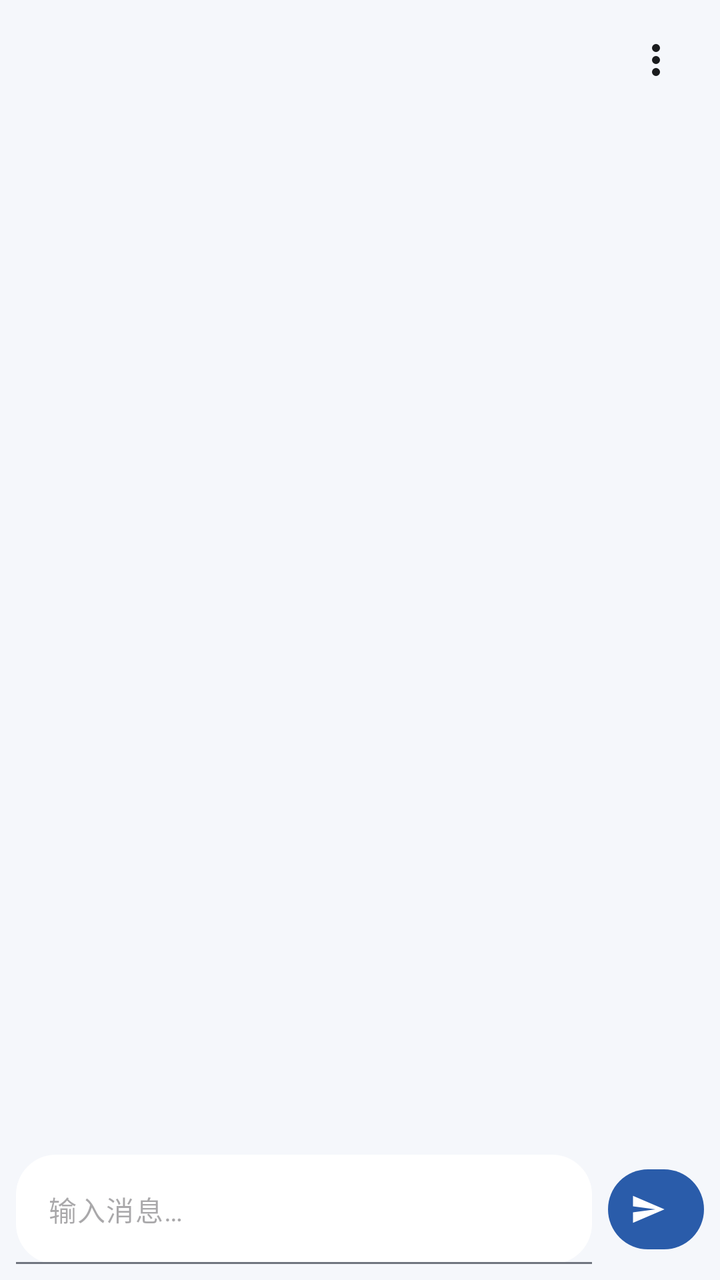
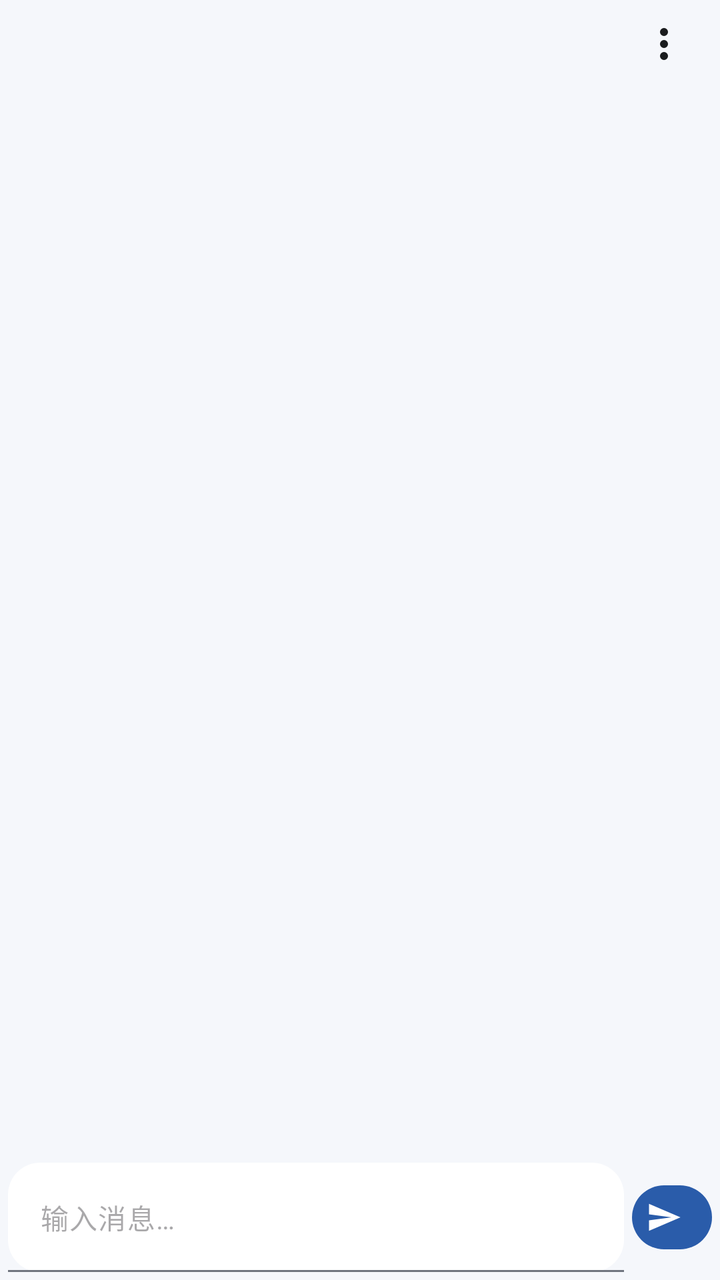

Screens rendered from an Android XML layout before and after an edit, with the pre-edit source and the edit as a unified diff.
<!-- AndroidManifest.xml: application theme Theme.LiteAi -->
<!-- res/layout/activity_main.xml -->
<?xml version="1.0" encoding="utf-8"?>
<LinearLayout xmlns:android="http://schemas.android.com/apk/res/android"
    xmlns:app="http://schemas.android.com/apk/res-auto"
    android:layout_width="match_parent"
    android:layout_height="match_parent"
    android:background="?android:colorBackground"
    android:orientation="vertical"
    android:padding="@dimen/screen_padding">

    <com.google.android.material.appbar.MaterialToolbar
        android:id="@+id/toolbar"
        android:layout_width="match_parent"
        android:layout_height="@dimen/toolbar_height"
        android:backgroundTint="?attr/colorSurface"
        android:navigationIcon="@drawable/ic_add"
        app:menu="@menu/menu_main"
        app:navigationIconTint="?attr/colorOnSurface"
        app:titleCentered="true" />

    <androidx.core.widget.NestedScrollView
        android:id="@+id/message_scroll"
        android:layout_width="match_parent"
        android:layout_height="0dp"
        android:layout_marginTop="8dp"
        android:layout_weight="1"
        android:fillViewport="true"
        android:overScrollMode="ifContentScrolls">

        <LinearLayout
            android:id="@+id/message_container"
            android:layout_width="match_parent"
            android:layout_height="wrap_content"
            android:orientation="vertical"
            android:paddingBottom="4dp" />
    </androidx.core.widget.NestedScrollView>

    <LinearLayout
        android:layout_width="match_parent"
        android:layout_height="wrap_content"
        android:layout_marginTop="8dp"
        android:gravity="center_vertical"
        android:orientation="horizontal">

        <com.google.android.material.textfield.TextInputLayout
            android:layout_width="0dp"
            android:layout_height="wrap_content"
            android:layout_weight="1"
            app:boxBackgroundMode="filled"
            app:boxCornerRadiusBottomEnd="@dimen/composer_corner"
            app:boxCornerRadiusBottomStart="@dimen/composer_corner"
            app:boxCornerRadiusTopEnd="@dimen/composer_corner"
            app:boxCornerRadiusTopStart="@dimen/composer_corner"
            app:hintEnabled="false">

            <com.google.android.material.textfield.TextInputEditText
                android:id="@+id/input_message"
                android:layout_width="match_parent"
                android:layout_height="wrap_content"
                android:gravity="top|start"
                android:hint="@string/hint_message_input"
                android:imeOptions="actionSend"
                android:maxLines="4"
                android:minHeight="@dimen/composer_height"
                android:textSize="14sp" />
        </com.google.android.material.textfield.TextInputLayout>

        <com.google.android.material.button.MaterialButton
            android:id="@+id/button_send"
            android:layout_width="48dp"
            android:layout_height="48dp"
            android:layout_marginStart="8dp"
            android:contentDescription="@string/action_send"
            app:icon="@drawable/ic_send"
            app:iconGravity="textStart" />
    </LinearLayout>

</LinearLayout>
<!-- resources referenced by this layout -->
<resources>
  <dimen name="composer_corner">20dp</dimen>
  <dimen name="composer_height">44dp</dimen>
  <dimen name="screen_padding">8dp</dimen>
  <dimen name="toolbar_height">48dp</dimen>
  <!-- drawable ic_add (drawable) -->
  <vector xmlns:android="http://schemas.android.com/apk/res/android"
      android:width="24dp"
      android:height="24dp"
      android:tint="?attr/colorOnSurface"
      android:viewportWidth="24"
      android:viewportHeight="24">
      <path
          android:fillColor="#FFFFFFFF"
          android:pathData="M19,13H13V19H11V13H5V11H11V5H13V11H19V13Z" />
  </vector>
  <!-- drawable ic_send (drawable) -->
  <vector xmlns:android="http://schemas.android.com/apk/res/android"
      android:width="24dp"
      android:height="24dp"
      android:viewportWidth="24"
      android:viewportHeight="24">
      <path
          android:fillColor="#FFFFFFFF"
          android:pathData="M2.01,21L23,12L2.01,3L2,10L17,12L2,14L2.01,21Z" />
  </vector>
  <string name="action_send">发送</string>
  <string name="hint_message_input">输入消息…</string>
  <style name="Theme.LiteAi" parent="Theme.Material3.Light.NoActionBar">
          <item name="colorPrimary">@color/md_theme_light_primary</item>
          <item name="colorOnPrimary">@color/md_theme_light_onPrimary</item>
          <item name="android:colorBackground">@color/md_theme_light_background</item>
          <item name="colorSurface">@color/md_theme_light_surface</item>
          <item name="colorOnSurface">@color/md_theme_light_onSurface</item>
          <item name="colorSecondaryContainer">@color/md_theme_light_secondaryContainer</item>
          <item name="colorOnSecondaryContainer">@color/md_theme_light_onSecondaryContainer</item>
          <item name="colorOutline">@color/md_theme_light_outline</item>
          <item name="android:statusBarColor">@android:color/transparent</item>
          <item name="android:navigationBarColor">@android:color/transparent</item>
          <item name="materialAlertDialogTheme">@style/ThemeOverlay.LiteAi.MaterialAlertDialog</item>
          <item name="android:windowLightStatusBar" tools:targetApi="m">true</item>
      </style>
  <color name="md_theme_light_primary">#2A5CAA</color>
  <color name="md_theme_light_onPrimary">#FFFFFF</color>
  <color name="md_theme_light_background">#F5F7FB</color>
  <color name="md_theme_light_surface">#FFFFFF</color>
  <color name="md_theme_light_onSurface">#1A1C1E</color>
  <color name="md_theme_light_secondaryContainer">#D9E2FF</color>
  <color name="md_theme_light_onSecondaryContainer">#13264C</color>
  <color name="md_theme_light_outline">#70757F</color>
  <style name="ThemeOverlay.LiteAi.MaterialAlertDialog" parent="ThemeOverlay.Material3.MaterialAlertDialog">
          <item name="materialAlertDialogBodyTextStyle">@style/TextAppearance.Material3.BodyMedium</item>
      </style>
</resources>

<!-- the commit's change to res/layout/activity_main.xml (unified diff, before → after) -->
@@ -21,7 +21,7 @@
         android:id="@+id/message_scroll"
         android:layout_width="match_parent"
         android:layout_height="0dp"
-        android:layout_marginTop="8dp"
+        android:layout_marginTop="@dimen/section_spacing"
         android:layout_weight="1"
         android:fillViewport="true"
         android:overScrollMode="ifContentScrolls">
@@ -37,7 +37,7 @@
     <LinearLayout
         android:layout_width="match_parent"
         android:layout_height="wrap_content"
-        android:layout_marginTop="8dp"
+        android:layout_marginTop="@dimen/section_spacing"
         android:gravity="center_vertical"
         android:orientation="horizontal">
 
@@ -59,16 +59,16 @@
                 android:gravity="top|start"
                 android:hint="@string/hint_message_input"
                 android:imeOptions="actionSend"
-                android:maxLines="4"
+                android:maxLines="3"
                 android:minHeight="@dimen/composer_height"
                 android:textSize="14sp" />
         </com.google.android.material.textfield.TextInputLayout>
 
         <com.google.android.material.button.MaterialButton
             android:id="@+id/button_send"
-            android:layout_width="48dp"
-            android:layout_height="48dp"
-            android:layout_marginStart="8dp"
+            android:layout_width="@dimen/composer_button_size"
+            android:layout_height="@dimen/composer_button_size"
+            android:layout_marginStart="@dimen/section_spacing"
             android:contentDescription="@string/action_send"
             app:icon="@drawable/ic_send"
             app:iconGravity="textStart" />
<!-- resource entries referenced after the edit -->
@@ -1,9 +1,11 @@
 <!-- resources referenced by this layout -->
 <resources>
-  <dimen name="composer_corner">20dp</dimen>
-  <dimen name="composer_height">44dp</dimen>
-  <dimen name="screen_padding">8dp</dimen>
-  <dimen name="toolbar_height">48dp</dimen>
+  <dimen name="composer_button_size">40dp</dimen>
+  <dimen name="composer_corner">16dp</dimen>
+  <dimen name="composer_height">36dp</dimen>
+  <dimen name="screen_padding">4dp</dimen>
+  <dimen name="section_spacing">4dp</dimen>
+  <dimen name="toolbar_height">40dp</dimen>
   <!-- drawable ic_add (drawable) -->
   <vector xmlns:android="http://schemas.android.com/apk/res/android"
       android:width="24dp"
